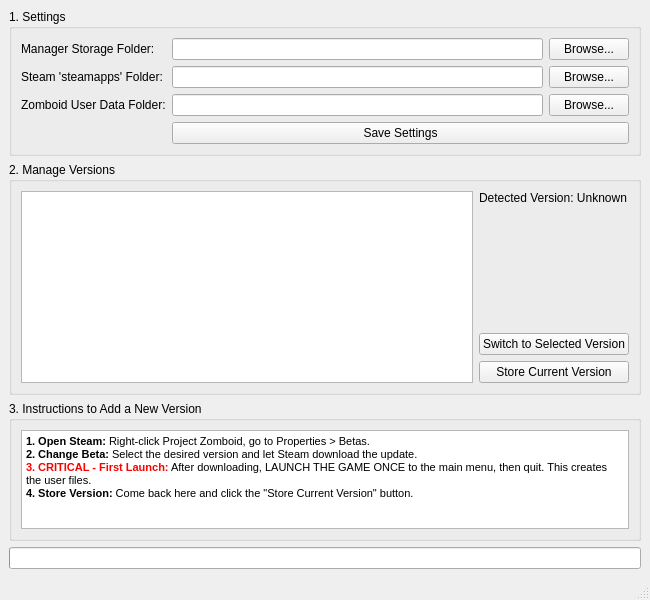
The window that ui/main_window.ui (MasterKraid/pz_version_manager) describes before a commit, drawn with Qt 5.
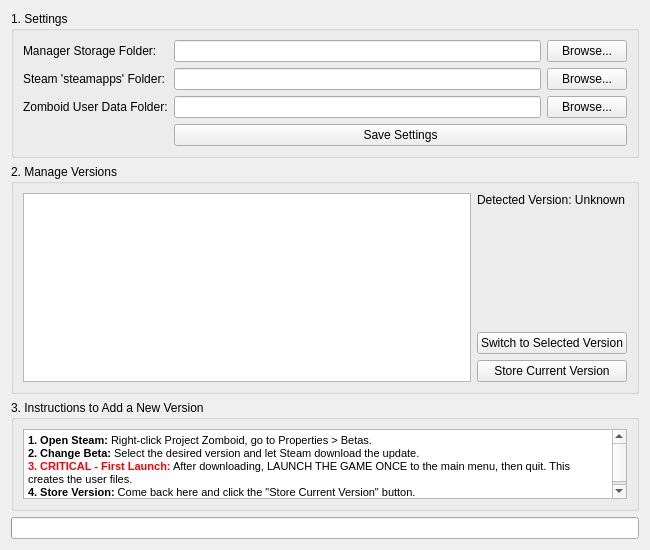
The same window after the commit.

What changed in the file:
```diff
--- a/ui/main_window.ui
+++ b/ui/main_window.ui
@@ -1,20 +1,21 @@
 <?xml version="1.0" encoding="UTF-8"?>
 <ui version="4.0">
- <class>MainWindow</class>
- <widget class="QMainWindow" name="MainWindow">
+ <class>MainWindow</class> <!-- This line is not the one to change -->
+ <widget class="QWidget" name="MainWindow"> <!-- **** THIS LINE CHANGED from QMainWindow to QWidget **** -->
   <property name="geometry">
    <rect>
     <x>0</x>
     <y>0</y>
     <width>650</width>
-    <height>600</height>
+    <height>550</height> <!-- Adjusted height slightly as QWidget has no status bar space -->
    </rect>
   </property>
   <property name="windowTitle">
    <string>Project Zomboid Version Manager</string>
   </property>
-  <widget class="QWidget" name="centralwidget">
-   <layout class="QVBoxLayout" name="verticalLayout">
+  <layout class="QVBoxLayout" name="verticalLayout">
+    <!-- ... all the group boxes and layouts ... -->
+    <!-- The content from <item> to </item> remains exactly the same -->
     <item>
      <widget class="QGroupBox" name="settingsGroup">
       <property name="title">
@@ -181,8 +182,6 @@
      </widget>
     </item>
    </layout>
-  </widget>
-  <widget class="QStatusBar" name="statusbar"/>
  </widget>
  <resources/>
  <connections/>
```
Left out of the diff: 1 changed line with no effect on the pictures.
